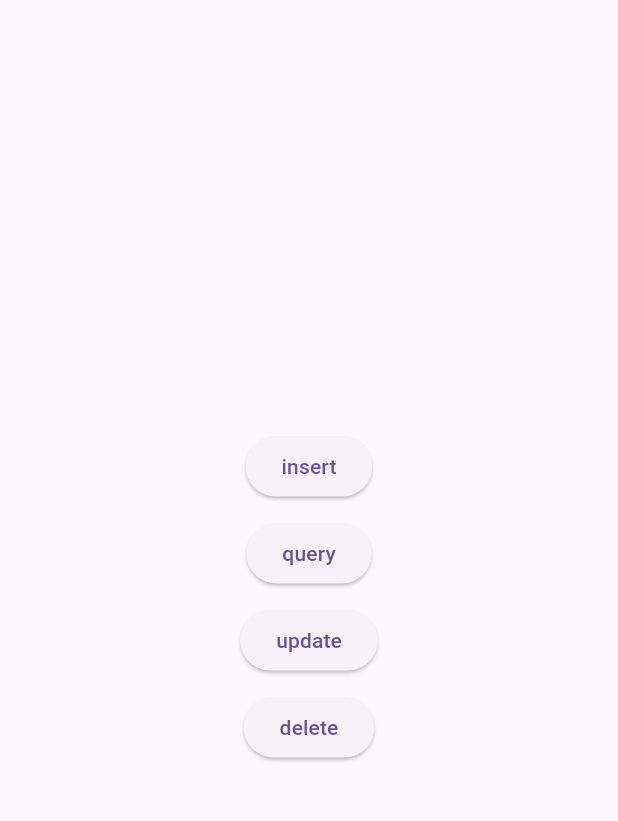
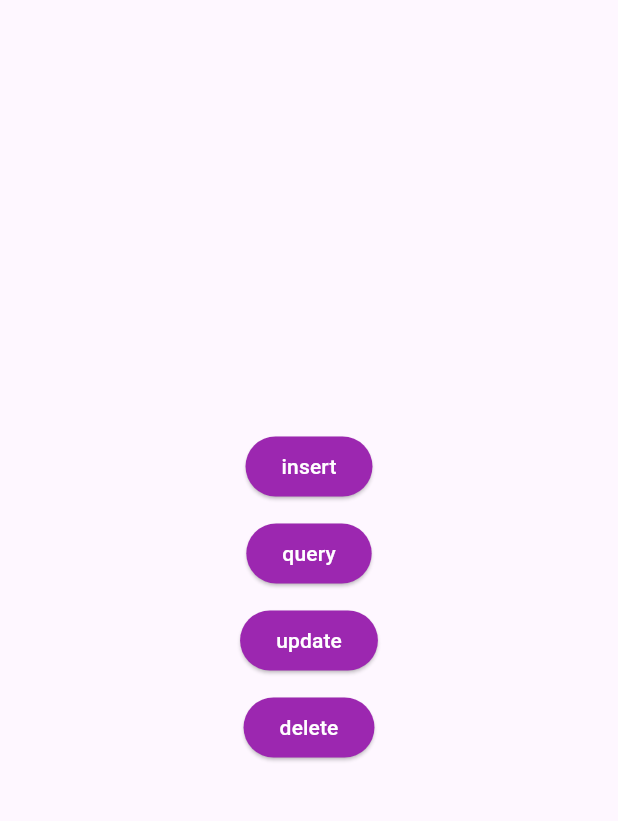
Before and after one commit to fizzahfaizi21/sql_lite, a Flutter app: the screen it shows after launch, on a phone screen of 412 x 824 dp, the part 63-884 px from its top. Run offline on Flutter 3.47's test engine with Material 3 defaults, Android fonts, the light colour scheme and no system bars; our stand-ins replace sqflite; accounts and stored records are empty.

Commit message:
complete SQL code

```diff
--- a/lib/main.dart
+++ b/lib/main.dart
@@ -44,21 +44,37 @@ class MyHomePage extends StatelessWidget {
             ElevatedButton(
               onPressed: _insert,
               child: const Text('insert'),
+              style: ElevatedButton.styleFrom(
+                backgroundColor: Colors.purple, // Match button color with theme
+                foregroundColor: Colors.white, // White text on button
+              ),
             ),
             const SizedBox(height: 10),
             ElevatedButton(
               onPressed: _query,
               child: const Text('query'),
+              style: ElevatedButton.styleFrom(
+                backgroundColor: Colors.purple, // Match button color with theme
+                foregroundColor: Colors.white, // White text on button
+              ),
             ),
             const SizedBox(height: 10),
             ElevatedButton(
               onPressed: _update,
               child: const Text('update'),
+              style: ElevatedButton.styleFrom(
+                backgroundColor: Colors.purple, // Match button color with theme
+                foregroundColor: Colors.white, // White text on button
+              ),
             ),
             const SizedBox(height: 10),
             ElevatedButton(
               onPressed: _delete,
               child: const Text('delete'),
+              style: ElevatedButton.styleFrom(
+                backgroundColor: Colors.purple, // Match button color with theme
+                foregroundColor: Colors.white, // White text on button
+              ),
             ),
           ],
         ),
```
